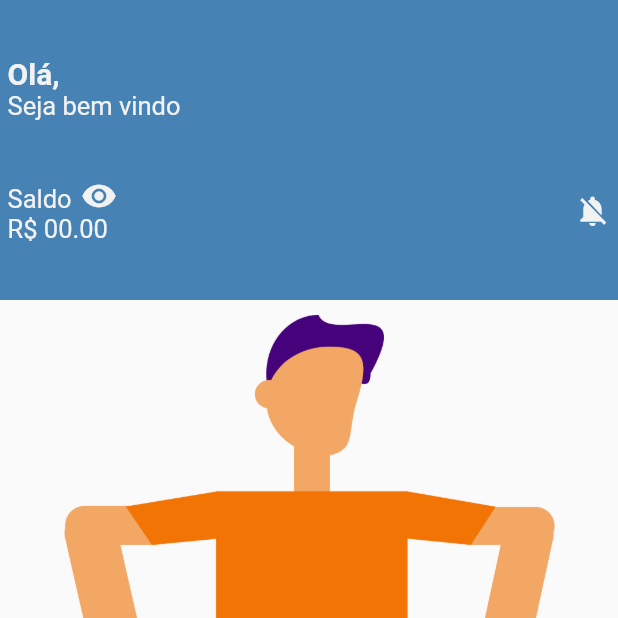
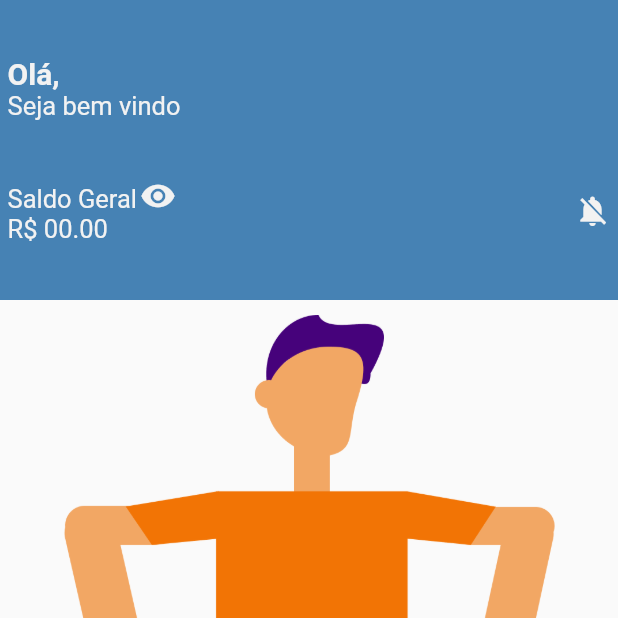
Before and after one commit to santos-gabriel/fin-helper, a Flutter app: the HomePage screen opened directly with empty values, on a phone screen of 412 x 824 dp, the top half of it. Run offline on Flutter 3.47's test engine with Material 2 defaults, Android fonts, the phone set to English and light mode, and no system bars; drawn by our look-alikes of flutter_speed_dial; our stand-ins replace flutter_masked_text2, google_fonts, image_picker, local_auth, shared_preferences, sqflite; missing offline and left inert: animated_card; accounts and stored records are empty.

Commit message:
Modified balance text on custom app bar component

```diff
--- a/lib/src/shared/components/custom_app_bar/custom_app_bar.dart
+++ b/lib/src/shared/components/custom_app_bar/custom_app_bar.dart
@@ -138,7 +138,7 @@ class _CustomAppBarState extends State<CustomAppBar> {
                                 Container(
                                   child: Text.rich(
                                     TextSpan(
-                                      text: "Saldo ",
+                                      text: "Saldo Geral",
                                       style: AppTextStyles.subTitleWhiteSoft,
                                       children: [
                                         WidgetSpan(
```
